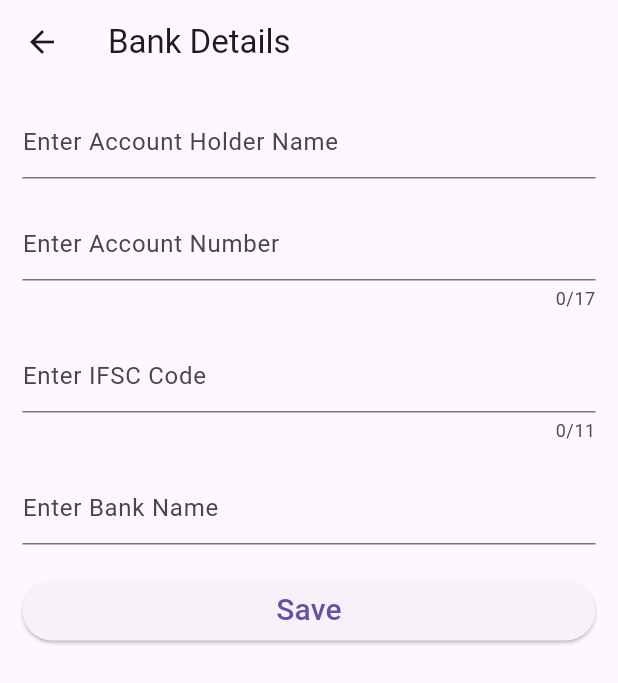
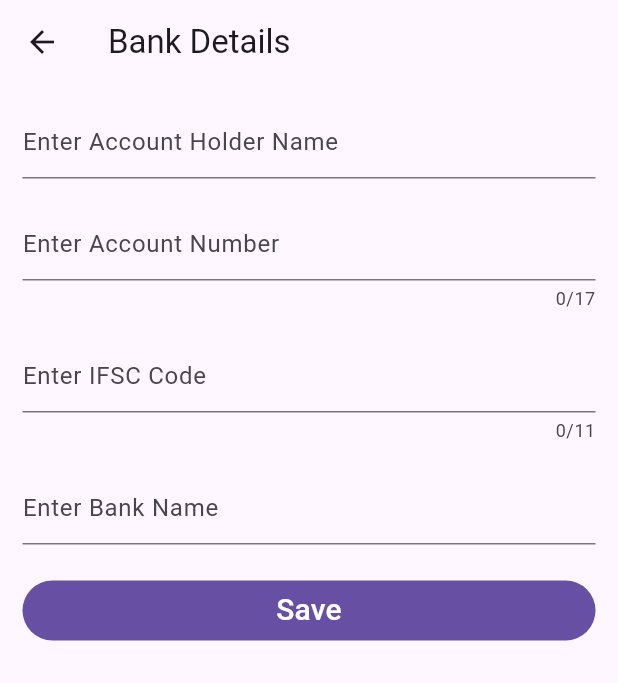
Before and after one commit to shoaib217/flutter_crud, a Flutter app: the BankDetails screen opened directly, on a phone screen of 412 x 824 dp. Shown: the top 683 px of the screen. Run offline on Flutter 3.47's test engine with Material 3 defaults, Android fonts, the light colour scheme and no system bars; our stand-ins replace sqflite; accounts and stored records are empty.

Commit message:
[update] code optimize.

```diff
--- a/lib/helper/db_helper.dart
+++ b/lib/helper/db_helper.dart
@@ -1,5 +1,5 @@
-import 'package:flutter/material.dart';
 import 'package:sqflite/sqflite.dart';
+// ignore: depend_on_referenced_packages
 import 'package:path/path.dart' as path;
 
 class DBHelper {
--- a/lib/model/bank_data.dart
+++ b/lib/model/bank_data.dart
@@ -1,5 +1,3 @@
-import 'package:flutter/material.dart';
-
 class BankData {
   String accountNo;
   String accountHolderName;
--- a/lib/model/employee_data.dart
+++ b/lib/model/employee_data.dart
@@ -1,5 +1,3 @@
-import 'package:flutter/material.dart';
-
 class EmployeeData {
   String empName;
   String empEmail;
--- a/lib/model/personal_data.dart
+++ b/lib/model/personal_data.dart
@@ -1,5 +1,3 @@
-import 'package:flutter/material.dart';
-
 import '../widgets/personal_from.dart';
 
 class PersonData {
--- a/lib/widgets/bank_form.dart
+++ b/lib/widgets/bank_form.dart
@@ -1,5 +1,3 @@
-import 'dart:math';
-
 import 'package:flutter/material.dart';
 import 'package:personal_detail/screen/home_screen.dart';
 import 'package:personal_detail/utility.dart';
@@ -16,11 +14,11 @@ class BankForm extends StatefulWidget {
 }
 
 class _BankFormState extends State<BankForm> {
-  var _formKey = GlobalKey<FormState>();
-  var _accHolderName = TextEditingController();
-  var _accNumber = TextEditingController();
-  var _ifsc = TextEditingController();
-  var _bankName = TextEditingController();
+  final _formKey = GlobalKey<FormState>();
+  final _accHolderName = TextEditingController();
+  final _accNumber = TextEditingController();
+  final _ifsc = TextEditingController();
+  final _bankName = TextEditingController();
 
   @override
   void initState() {
@@ -121,7 +119,7 @@ class _BankFormState extends State<BankForm> {
           const SizedBox(
             height: 20,
           ),
-          ElevatedButton(
+          FilledButton(
             onPressed: _saveBankData,
             child: Text(
               userProvider.editMode ? 'Update' : 'Save',
--- a/lib/widgets/list_card.dart
+++ b/lib/widgets/list_card.dart
@@ -1,5 +1,3 @@
-import 'dart:math';
-
 import 'package:flutter/material.dart';
 import 'package:personal_detail/custom_route.dart';
 import 'package:personal_detail/model/main_model.dart';
@@ -8,8 +6,8 @@ import 'package:personal_detail/screen/personal_detail.dart';
 import 'package:provider/provider.dart';
 
 class ListItemCard extends StatelessWidget {
-  ListItemCard(this.mainModel, {super.key});
-  MainModel mainModel;
+  const ListItemCard(this.mainModel, {super.key});
+  final MainModel mainModel;
   @override
   Widget build(BuildContext context) {
     var _personData = mainModel.personData;
```
Also changed, not shown: lib/providers/user_provider.dart (+3 -6 lines), lib/screen/home_screen.dart (+13 -14 lines), lib/widgets/employee_form.dart (+3 -5 lines), lib/widgets/personal_from.dart (+5 -3 lines), pubspec.lock, 1 other file.
